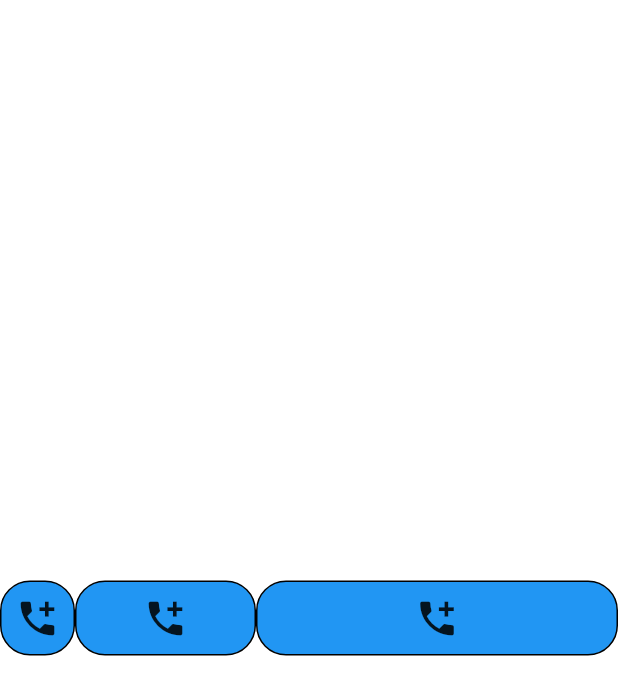
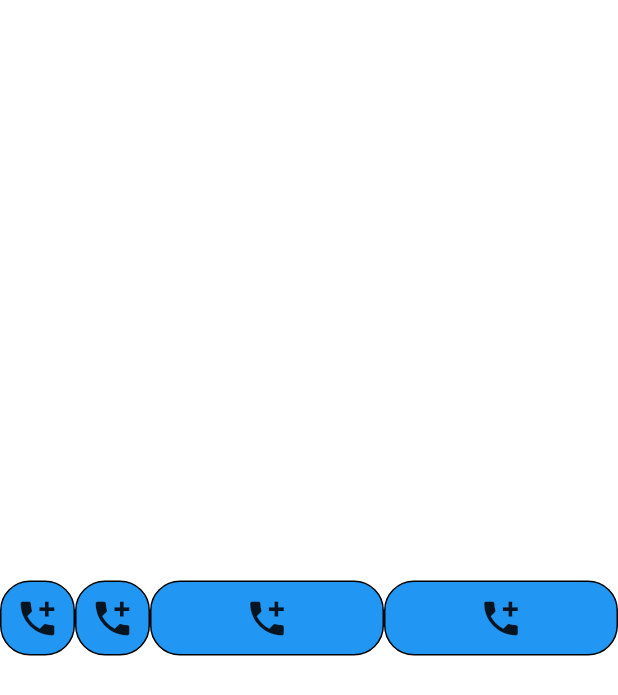
Before and after one commit to aliseylaneh/flutter_practices, a Flutter app: the screen it shows after launch, on a phone screen of 412 x 824 dp. Shown: the top 695 px of the screen. Run offline on Flutter 3.47's test engine with Material 2 defaults, Android fonts, the light colour scheme and no system bars.

Commit message:
4: SizedBox widgets

```diff
--- a/lib/main.dart
+++ b/lib/main.dart
@@ -17,9 +17,14 @@ class MyApp extends StatelessWidget {
       home: Row(
         children: [
           BlueBox(),
+          SizedBox(
+            width: 50,
+            height: 50,
+            child: BlueBox(),
+          ),
           Flexible(
             fit: FlexFit.tight,
-            flex: 1,
+            flex: 2,
             child: BlueBox(),
           ),
           Expanded(
```
